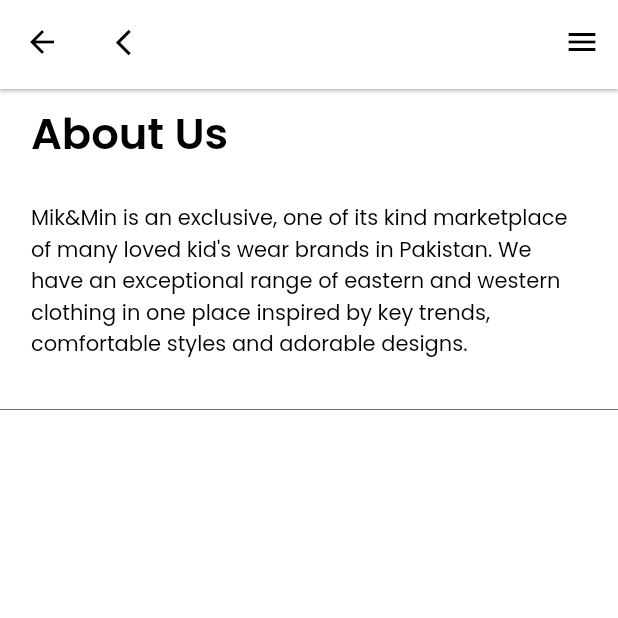
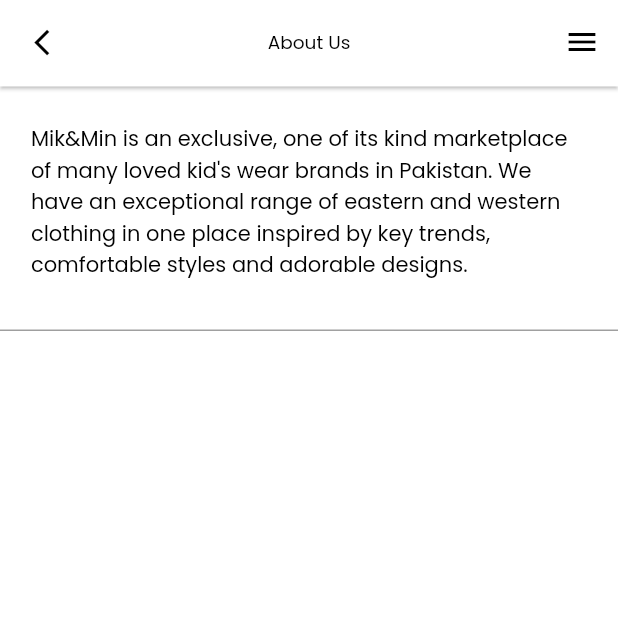
Before and after one commit to naqeeb9a/Mik-n-min, a Flutter app: the AboutUs screen opened directly, on a phone screen of 412 x 824 dp, the top half of it. Run offline on Flutter 3.47's test engine with Material 2 defaults, Android fonts, the phone set to English and light mode, and no system bars; our stand-ins replace card_swiper, carousel_slider, email_validator, google_fonts, line_icons.

```diff
--- a/lib/app screens/drawer screens/about_us.dart
+++ b/lib/app screens/drawer screens/about_us.dart
@@ -13,26 +13,11 @@ class AboutUs extends StatelessWidget {
     return SafeArea(
       child: Scaffold(
         backgroundColor: CustomColors.customWhite,
-        appBar: bar2(context, titleCheck: true),
+        appBar: customAppBar(context, onlyText: true, titleText: "About Us"),
         endDrawer: customDrawer(context),
         body: Column(
           crossAxisAlignment: CrossAxisAlignment.start,
           children: [
-            Padding(
-              padding: EdgeInsets.fromLTRB(
-                CustomSizes().dynamicWidth(context, 0.05),
-                CustomSizes().dynamicHeight(context, 0.01),
-                CustomSizes().dynamicWidth(context, 0.05),
-                0.0,
-              ),
-              child: text(
-                context,
-                "About Us",
-                .07,
-                CustomColors.customBlack,
-                bold: true,
-              ),
-            ),
             Padding(
               padding: EdgeInsets.symmetric(
                 vertical: CustomSizes().dynamicHeight(context, 0.03),
--- a/lib/app screens/drawer screens/contact_us.dart
+++ b/lib/app screens/drawer screens/contact_us.dart
@@ -17,7 +17,7 @@ class ContactUs extends StatelessWidget {
         endDrawer: customDrawer(
           context,
         ),
-        appBar: bar2(context, titleCheck: true),
+        appBar: customAppBar(context, onlyText: true,titleText:"Contact Us"),
         body: Column(
           crossAxisAlignment: CrossAxisAlignment.start,
           children: [
--- a/lib/widgets/app_bar.dart
+++ b/lib/widgets/app_bar.dart
@@ -31,11 +31,11 @@ appBar(
   );
 }
 
-PreferredSizeWidget bar2(context,
-    {bottomText = false, title, titleCheck = false}) {
+PreferredSizeWidget customAppBar(context,
+    {bottomText = false, title, onlyText = false, titleText}) {
   return PreferredSize(
     preferredSize: Size.fromHeight(
-      CustomSizes().dynamicHeight(context, .072),
+      CustomSizes().dynamicWidth(context, .14),
     ),
     child: AppBar(
       backgroundColor: CustomColors.customWhite,
@@ -44,14 +44,9 @@ PreferredSizeWidget bar2(context,
       iconTheme: const IconThemeData(
         color: CustomColors.customBlack,
       ),
-      title: SizedBox(
-        height: CustomSizes().dynamicHeight(context, .072),
-        width: CustomSizes().dynamicWidth(context, 1),
-        child: titleCheck == true
-            ? Row(
-                mainAxisAlignment: MainAxisAlignment.start,
-                children: [
-                  InkWell(
+      centerTitle: onlyText,
+      leading: onlyText == true
+          ? InkWell(
               onTap: () {
                 CustomRoutes().pop(context);
               },
@@ -59,10 +54,14 @@ PreferredSizeWidget bar2(context,
                 Icons.arrow_back_ios_new_sharp,
                 size: CustomSizes().dynamicWidth(context, 0.05),
               ),
-                  ),
-                ],
             )
-            : Row(
+          : Container(),
+      title: onlyText == true
+          ? text(context, titleText, 0.03, CustomColors.customBlack)
+          : SizedBox(
+              height: CustomSizes().dynamicWidth(context, .15),
+              width: CustomSizes().dynamicWidth(context, 1),
+              child: Row(
                 mainAxisAlignment: MainAxisAlignment.spaceEvenly,
                 children: [
                   InkWell(
@@ -78,11 +77,11 @@ PreferredSizeWidget bar2(context,
                     mainAxisAlignment: MainAxisAlignment.center,
                     children: [
                       CircleAvatar(
-                        radius: CustomSizes().dynamicHeight(context, .026),
+                        radius: CustomSizes().dynamicWidth(context, .045),
                         backgroundColor: CustomColors.customBlue,
                         child: CircleAvatar(
                           backgroundColor: CustomColors.customWhite,
-                          radius: CustomSizes().dynamicHeight(context, .024),
+                          radius: CustomSizes().dynamicWidth(context, .042),
                         ),
                       ),
                       bottomText == true
```
Also changed, not shown: lib/app screens/category_detail.dart (+8 -10 lines), lib/app screens/khubaib/view_page.dart (+37 -19 lines), lib/widgets/basic_widgets.dart (+23 -26 lines), assets/shirt.png (added). Lines whose indentation alone changed are shown as unchanged.
